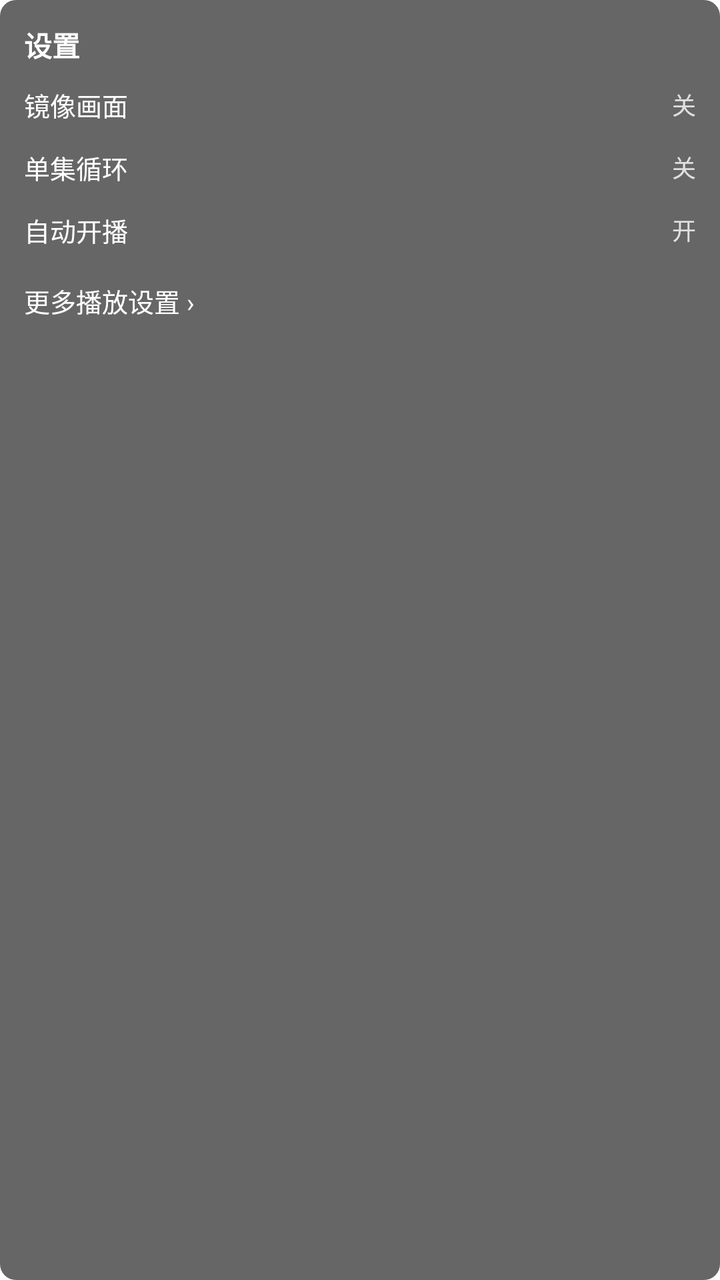
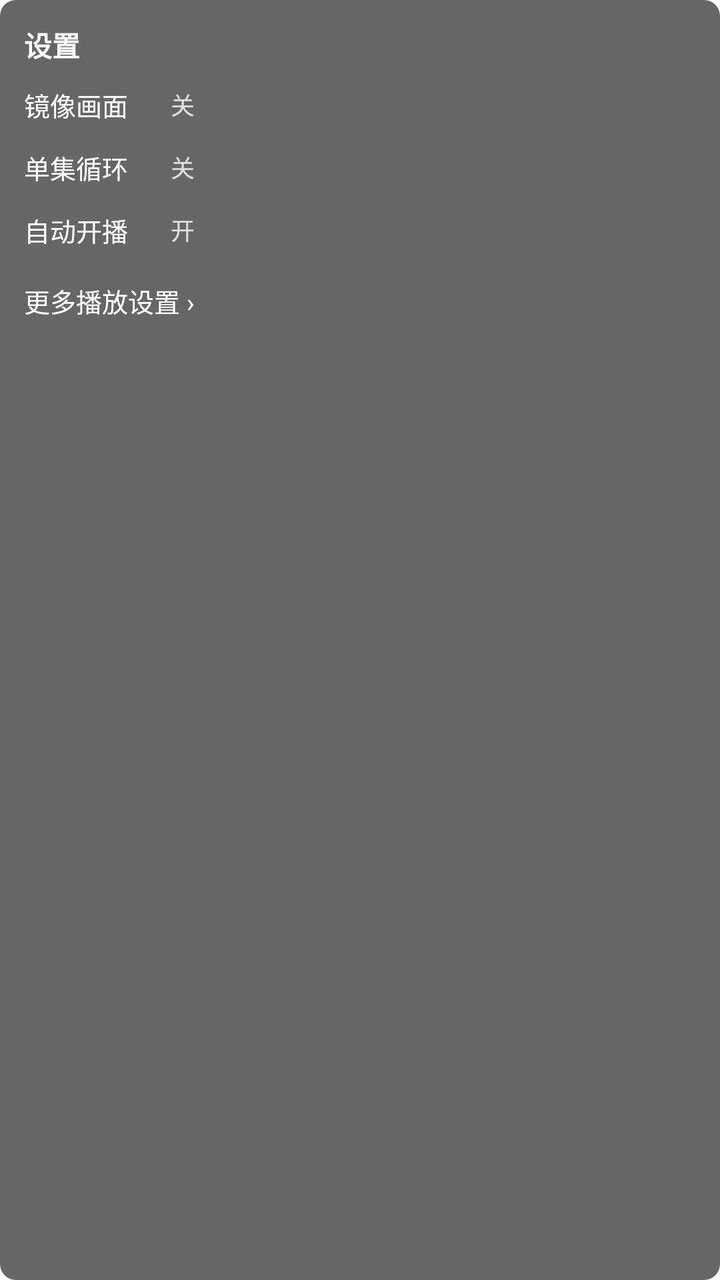

Before-and-after screenshots of an Android layout around one commit, followed by the original layout XML and the change that was made.
<!-- AndroidManifest.xml: fallback theme Theme.MaterialComponents.DayNight.NoActionBar -->
<!-- res/layout/kinetic_settings_panel.xml -->
<?xml version="1.0" encoding="utf-8"?>
<FrameLayout xmlns:android="http://schemas.android.com/apk/res/android"
    android:layout_width="wrap_content"
    android:layout_height="wrap_content"
    android:background="@drawable/kinetic_audio_panel_bg"
    android:padding="@dimen/kinetic_settings_panel_padding">

    
    <ScrollView
        android:id="@+id/settings_level1"
        android:layout_width="match_parent"
        android:layout_height="wrap_content"
        android:fillViewport="false"
        android:overScrollMode="ifContentScrolls"
        android:scrollbars="vertical">

        <LinearLayout
            android:layout_width="match_parent"
            android:layout_height="wrap_content"
            android:orientation="vertical">

            <TextView
                android:id="@+id/settings_title"
                android:layout_width="wrap_content"
                android:layout_height="wrap_content"
                android:text="@string/kinetic_settings_title"
                android:textColor="#FFFFFF"
                android:textSize="14sp"
                android:textStyle="bold" />

            <LinearLayout
                android:id="@+id/settings_row_mirror"
                android:layout_width="match_parent"
                android:layout_height="wrap_content"
                android:gravity="center_vertical"
                android:orientation="horizontal"
                android:paddingTop="10dp"
                android:paddingBottom="6dp">

                <TextView
                    android:id="@+id/settings_mirror_label"
                    android:layout_width="0dp"
                    android:layout_height="wrap_content"
                    android:layout_weight="1"
                    android:text="@string/kinetic_settings_mirror"
                    android:textColor="#FFFFFF"
                    android:textSize="13sp" />

                <TextView
                    android:id="@+id/settings_mirror_value"
                    android:layout_width="wrap_content"
                    android:layout_height="wrap_content"
                    android:text="@string/kinetic_settings_off"
                    android:textColor="#CCFFFFFF"
                    android:textSize="12sp" />
            </LinearLayout>

            <LinearLayout
                android:id="@+id/settings_row_loop"
                android:layout_width="match_parent"
                android:layout_height="wrap_content"
                android:gravity="center_vertical"
                android:orientation="horizontal"
                android:paddingTop="6dp"
                android:paddingBottom="6dp">

                <TextView
                    android:id="@+id/settings_loop_label"
                    android:layout_width="0dp"
                    android:layout_height="wrap_content"
                    android:layout_weight="1"
                    android:text="@string/kinetic_settings_loop"
                    android:textColor="#FFFFFF"
                    android:textSize="13sp" />

                <TextView
                    android:id="@+id/settings_loop_value"
                    android:layout_width="wrap_content"
                    android:layout_height="wrap_content"
                    android:text="@string/kinetic_settings_off"
                    android:textColor="#CCFFFFFF"
                    android:textSize="12sp" />
            </LinearLayout>

            <LinearLayout
                android:id="@+id/settings_row_auto_play"
                android:layout_width="match_parent"
                android:layout_height="wrap_content"
                android:gravity="center_vertical"
                android:orientation="horizontal"
                android:paddingTop="6dp"
                android:paddingBottom="6dp">

                <TextView
                    android:id="@+id/settings_auto_play_label"
                    android:layout_width="0dp"
                    android:layout_height="wrap_content"
                    android:layout_weight="1"
                    android:text="@string/kinetic_settings_auto_play"
                    android:textColor="#FFFFFF"
                    android:textSize="13sp" />

                <TextView
                    android:id="@+id/settings_auto_play_value"
                    android:layout_width="wrap_content"
                    android:layout_height="wrap_content"
                    android:text="@string/kinetic_settings_on"
                    android:textColor="#CCFFFFFF"
                    android:textSize="12sp" />
            </LinearLayout>

            <TextView
                android:id="@+id/settings_row_more"
                android:layout_width="match_parent"
                android:layout_height="wrap_content"
                android:paddingTop="10dp"
                android:paddingBottom="4dp"
                android:text="@string/kinetic_settings_more"
                android:textColor="#FFFFFF"
                android:textSize="13sp" />
        </LinearLayout>
    </ScrollView>

    
    <ScrollView
        android:id="@+id/settings_level2"
        android:layout_width="match_parent"
        android:layout_height="wrap_content"
        android:fillViewport="false"
        android:overScrollMode="ifContentScrolls"
        android:scrollbars="vertical"
        android:visibility="gone">

        <LinearLayout
            android:layout_width="match_parent"
            android:layout_height="wrap_content"
            android:orientation="vertical">

            <TextView
                android:id="@+id/settings_more_back"
                android:layout_width="wrap_content"
                android:layout_height="wrap_content"
                android:paddingBottom="8dp"
                android:text="@string/kinetic_settings_more_back"
                android:textColor="#FFFFFF"
                android:textSize="13sp" />

            <TextView
                android:id="@+id/settings_playback_mode"
                android:layout_width="wrap_content"
                android:layout_height="wrap_content"
                android:text="@string/kinetic_settings_playback_mode"
                android:textColor="#CCFFFFFF"
                android:textSize="12sp" />

            <TextView
                android:id="@+id/settings_mode_pause"
                android:layout_width="match_parent"
                android:layout_height="wrap_content"
                android:paddingTop="6dp"
                android:paddingBottom="4dp"
                android:text="@string/kinetic_settings_mode_pause"
                android:textColor="#FFFFFF"
                android:textSize="13sp" />

            <TextView
                android:id="@+id/settings_mode_next"
                android:layout_width="match_parent"
                android:layout_height="wrap_content"
                android:paddingTop="4dp"
                android:paddingBottom="8dp"
                android:text="@string/kinetic_settings_mode_next"
                android:textColor="#FFFFFF"
                android:textSize="13sp" />

            <TextView
                android:id="@+id/settings_aspect_label"
                android:layout_width="wrap_content"
                android:layout_height="wrap_content"
                android:text="@string/kinetic_settings_aspect"
                android:textColor="#CCFFFFFF"
                android:textSize="12sp" />

            <TextView
                android:id="@+id/settings_aspect_auto"
                android:layout_width="match_parent"
                android:layout_height="wrap_content"
                android:paddingTop="6dp"
                android:paddingBottom="4dp"
                android:text="@string/kinetic_settings_aspect_auto"
                android:textColor="#FFFFFF"
                android:textSize="13sp" />

            <TextView
                android:id="@+id/settings_aspect_16_9"
                android:layout_width="match_parent"
                android:layout_height="wrap_content"
                android:paddingTop="4dp"
                android:paddingBottom="4dp"
                android:text="@string/kinetic_settings_aspect_16_9"
                android:textColor="#FFFFFF"
                android:textSize="13sp" />

            <TextView
                android:id="@+id/settings_aspect_4_3"
                android:layout_width="match_parent"
                android:layout_height="wrap_content"
                android:paddingTop="4dp"
                android:paddingBottom="8dp"
                android:text="@string/kinetic_settings_aspect_4_3"
                android:textColor="#FFFFFF"
                android:textSize="13sp" />

            <TextView
                android:id="@+id/settings_other_label"
                android:layout_width="wrap_content"
                android:layout_height="wrap_content"
                android:text="@string/kinetic_settings_other"
                android:textColor="#CCFFFFFF"
                android:textSize="12sp" />

            <TextView
                android:id="@+id/settings_hide_black_bars"
                android:layout_width="match_parent"
                android:layout_height="wrap_content"
                android:paddingTop="6dp"
                android:paddingBottom="4dp"
                android:text="@string/kinetic_settings_hide_black_bars"
                android:textColor="#FFFFFF"
                android:textSize="13sp" />

            <TextView
                android:id="@+id/settings_blackout"
                android:layout_width="match_parent"
                android:layout_height="wrap_content"
                android:paddingTop="4dp"
                android:paddingBottom="8dp"
                android:text="@string/kinetic_settings_blackout"
                android:textColor="#FFFFFF"
                android:textSize="13sp" />

            <TextView
                android:id="@+id/settings_audio_tracks_label"
                android:layout_width="wrap_content"
                android:layout_height="wrap_content"
                android:text="@string/kinetic_audio_tracks"
                android:textColor="#CCFFFFFF"
                android:textSize="12sp" />

            <LinearLayout
                android:id="@+id/settings_panel_track_list"
                android:layout_width="match_parent"
                android:layout_height="wrap_content"
                android:layout_marginTop="4dp"
                android:orientation="vertical" />
        </LinearLayout>
    </ScrollView>
</FrameLayout>
<!-- resources referenced by this layout -->
<resources>
  <dimen name="kinetic_settings_panel_padding">12dp</dimen>
  <!-- drawable kinetic_audio_panel_bg (drawable) -->
  <?xml version="1.0" encoding="utf-8"?>
  <shape xmlns:android="http://schemas.android.com/apk/res/android"
      android:shape="rectangle">
      <corners android:radius="8dp" />
      <solid android:color="@color/kinetic_panel_background" />
  </shape>
  <string name="kinetic_audio_tracks">音轨</string>
  <string name="kinetic_settings_aspect">视频比例</string>
  <string name="kinetic_settings_aspect_16_9">16:9</string>
  <string name="kinetic_settings_aspect_4_3">4:3</string>
  <string name="kinetic_settings_aspect_auto">自动</string>
  <string name="kinetic_settings_auto_play">自动开播</string>
  <string name="kinetic_settings_blackout">关灯模式</string>
  <string name="kinetic_settings_hide_black_bars">隐藏黑边</string>
  <string name="kinetic_settings_loop">单集循环</string>
  <string name="kinetic_settings_mirror">镜像画面</string>
  <string name="kinetic_settings_mode_next">播完切下一集</string>
  <string name="kinetic_settings_mode_pause">播完暂停</string>
  <string name="kinetic_settings_more">更多播放设置 ›</string>
  <string name="kinetic_settings_more_back">‹ 返回</string>
  <string name="kinetic_settings_off">关</string>
  <string name="kinetic_settings_on">开</string>
  <string name="kinetic_settings_other">其它设置</string>
  <string name="kinetic_settings_playback_mode">播放方式</string>
  <string name="kinetic_settings_title">设置</string>
  <color name="kinetic_panel_background">#99000000</color>
</resources>

<!-- the commit's change to res/layout/kinetic_settings_panel.xml (unified diff, before → after) -->
@@ -3,19 +3,20 @@
     android:layout_width="wrap_content"
     android:layout_height="wrap_content"
     android:background="@drawable/kinetic_audio_panel_bg"
+    android:minWidth="@dimen/kinetic_settings_panel_min_width"
     android:padding="@dimen/kinetic_settings_panel_padding">
 
     
     <ScrollView
         android:id="@+id/settings_level1"
-        android:layout_width="match_parent"
+        android:layout_width="wrap_content"
         android:layout_height="wrap_content"
         android:fillViewport="false"
         android:overScrollMode="ifContentScrolls"
         android:scrollbars="vertical">
 
         <LinearLayout
-            android:layout_width="match_parent"
+            android:layout_width="wrap_content"
             android:layout_height="wrap_content"
             android:orientation="vertical">
 
@@ -41,6 +42,7 @@
                     android:id="@+id/settings_mirror_label"
                     android:layout_width="0dp"
                     android:layout_height="wrap_content"
+                    android:layout_marginEnd="16dp"
                     android:layout_weight="1"
                     android:text="@string/kinetic_settings_mirror"
                     android:textColor="#FFFFFF"
@@ -68,6 +70,7 @@
                     android:id="@+id/settings_loop_label"
                     android:layout_width="0dp"
                     android:layout_height="wrap_content"
+                    android:layout_marginEnd="16dp"
                     android:layout_weight="1"
                     android:text="@string/kinetic_settings_loop"
                     android:textColor="#FFFFFF"
@@ -95,6 +98,7 @@
                     android:id="@+id/settings_auto_play_label"
                     android:layout_width="0dp"
                     android:layout_height="wrap_content"
+                    android:layout_marginEnd="16dp"
                     android:layout_weight="1"
                     android:text="@string/kinetic_settings_auto_play"
                     android:textColor="#FFFFFF"
@@ -111,8 +115,10 @@
 
             <TextView
                 android:id="@+id/settings_row_more"
-                android:layout_width="match_parent"
-                android:layout_height="wrap_content"
+                android:layout_width="wrap_content"
+                android:layout_height="wrap_content"
+                android:ellipsize="end"
+                android:maxLines="1"
                 android:paddingTop="10dp"
                 android:paddingBottom="4dp"
                 android:text="@string/kinetic_settings_more"
@@ -124,7 +130,7 @@
     
     <ScrollView
         android:id="@+id/settings_level2"
-        android:layout_width="match_parent"
+        android:layout_width="wrap_content"
         android:layout_height="wrap_content"
         android:fillViewport="false"
         android:overScrollMode="ifContentScrolls"
@@ -132,7 +138,7 @@
         android:visibility="gone">
 
         <LinearLayout
-            android:layout_width="match_parent"
+            android:layout_width="wrap_content"
             android:layout_height="wrap_content"
             android:orientation="vertical">
 
@@ -155,8 +161,10 @@
 
             <TextView
                 android:id="@+id/settings_mode_pause"
-                android:layout_width="match_parent"
-                android:layout_height="wrap_content"
+                android:layout_width="wrap_content"
+                android:layout_height="wrap_content"
+                android:ellipsize="end"
+                android:maxLines="1"
                 android:paddingTop="6dp"
                 android:paddingBottom="4dp"
                 android:text="@string/kinetic_settings_mode_pause"
@@ -165,8 +173,10 @@
 
             <TextView
                 android:id="@+id/settings_mode_next"
-                android:layout_width="match_parent"
-                android:layout_height="wrap_content"
+                android:layout_width="wrap_content"
+                android:layout_height="wrap_content"
+                android:ellipsize="end"
+                android:maxLines="1"
                 android:paddingTop="4dp"
                 android:paddingBottom="8dp"
                 android:text="@string/kinetic_settings_mode_next"
@@ -183,7 +193,7 @@
 
             <TextView
                 android:id="@+id/settings_aspect_auto"
-                android:layout_width="match_parent"
+                android:layout_width="wrap_content"
                 android:layout_height="wrap_content"
                 android:paddingTop="6dp"
                 android:paddingBottom="4dp"
@@ -193,7 +203,7 @@
 
             <TextView
                 android:id="@+id/settings_aspect_16_9"
-                android:layout_width="match_parent"
+                android:layout_width="wrap_content"
                 android:layout_height="wrap_content"
                 android:paddingTop="4dp"
                 android:paddingBottom="4dp"
@@ -203,7 +213,7 @@
 
             <TextView
                 android:id="@+id/settings_aspect_4_3"
-                android:layout_width="match_parent"
+                android:layout_width="wrap_content"
                 android:layout_height="wrap_content"
                 android:paddingTop="4dp"
                 android:paddingBottom="8dp"
@@ -221,8 +231,10 @@
 
             <TextView
                 android:id="@+id/settings_hide_black_bars"
-                android:layout_width="match_parent"
-                android:layout_height="wrap_content"
+                android:layout_width="wrap_content"
+                android:layout_height="wrap_content"
+                android:ellipsize="end"
+                android:maxLines="1"
                 android:paddingTop="6dp"
                 android:paddingBottom="4dp"
                 android:text="@string/kinetic_settings_hide_black_bars"
@@ -231,8 +243,10 @@
 
             <TextView
                 android:id="@+id/settings_blackout"
-                android:layout_width="match_parent"
-                android:layout_height="wrap_content"
+                android:layout_width="wrap_content"
+                android:layout_height="wrap_content"
+                android:ellipsize="end"
+                android:maxLines="1"
                 android:paddingTop="4dp"
                 android:paddingBottom="8dp"
                 android:text="@string/kinetic_settings_blackout"
<!-- resource entries referenced after the edit -->
@@ -1,5 +1,6 @@
 <!-- resources referenced by this layout -->
 <resources>
+  <dimen name="kinetic_settings_panel_min_width">140dp</dimen>
   <dimen name="kinetic_settings_panel_padding">12dp</dimen>
   <!-- drawable kinetic_audio_panel_bg (drawable) -->
   <?xml version="1.0" encoding="utf-8"?>
